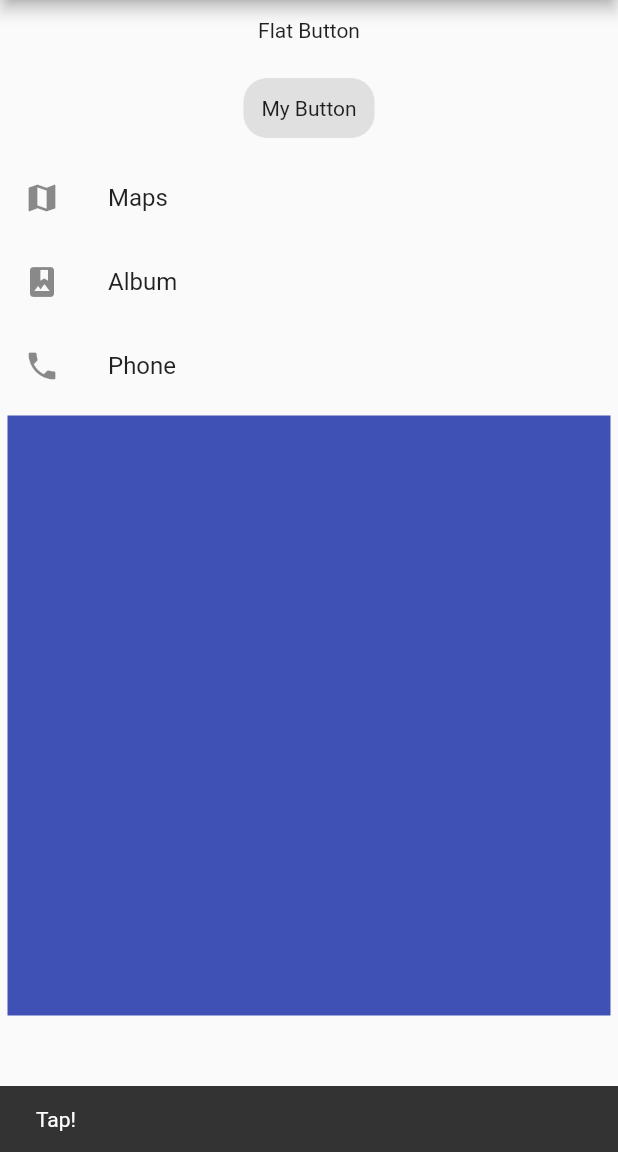
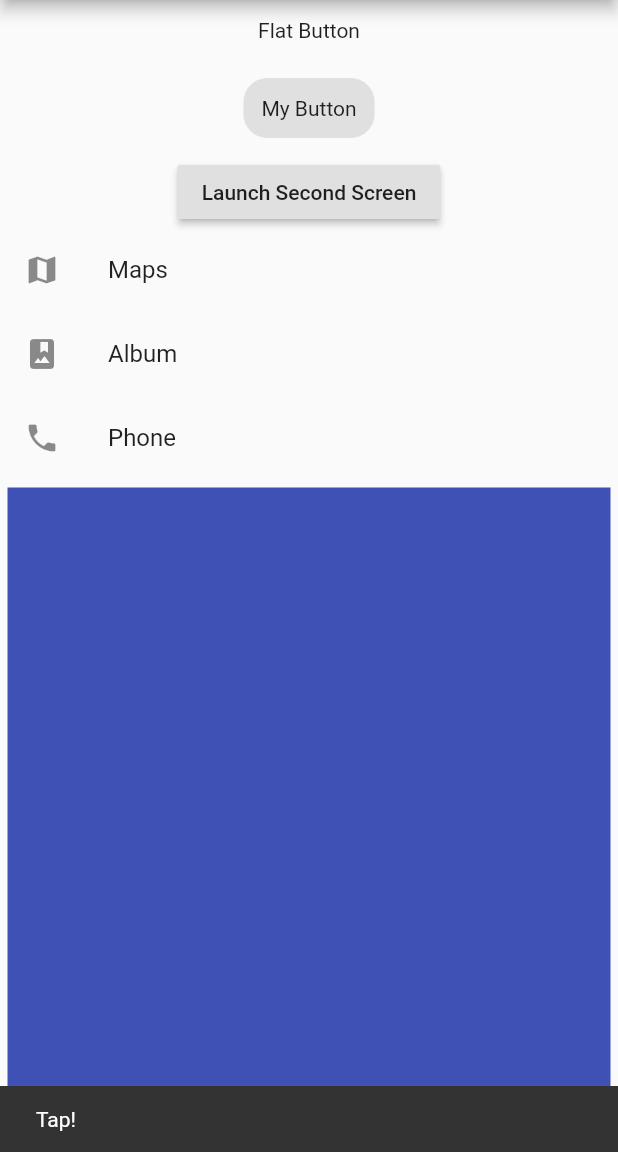
Before and after one commit to pepix/Flutter-Cookbook, a Flutter app: the screen it shows after launch, after a tap on "Flat Button", on a phone screen of 412 x 824 dp, the part 84-1236 px from its top. Run offline on Flutter 3.47's test engine with Material 2 defaults, Android fonts, the phone set to English and light mode, and no system bars; our stand-ins replace cached_network_image.

Commit message:
fix application scheme add second screen and Navigator

```diff
--- a/lib/main.dart
+++ b/lib/main.dart
@@ -3,36 +3,44 @@ import 'package:flutter/material.dart';
 import 'package:cached_network_image/cached_network_image.dart';
 
 void main() {
-  runApp(new MyApp());
-}
-
-class MyApp extends StatelessWidget {
-
-
-  @override
-  Widget build(BuildContext context) {
-    var title = "Web Images";
-
-    return new MaterialApp(
-      title: title,
+  runApp(new MaterialApp(
+    title: "My Application",
     theme: new ThemeData(
       brightness: Brightness.light,
       primaryColor: Colors.lightBlue[400],
       accentColor: Colors.cyan,
     ),
-      home: new Scaffold(
+    home: new MyApp(),
+  ));
+}
+
+class MyApp extends StatelessWidget {
+  @override
+  Widget build(BuildContext context) {
+    var title = "Web Images";
+
+    return new Scaffold(
         appBar: new AppBar(
           title: new Text(title),
         ),
-        body:
-
-        new ListView(
+        body: new ListView(
           children: <Widget>[
             new Center(
               child: new MyInkWellButton(),
             ),
             new Center(
               child: new MyButton(),
+            ),
+            new Center(
+              child: new RaisedButton(
+                onPressed: () {
+                  Navigator.push(
+                    context,
+                    new MaterialPageRoute(builder: (context) => new SecondScreen()),
+                  );
+                },
+                child: new Text("Launch Second Screen"),
+              ),
             ),
             new ListTile(
               leading: new Icon(Icons.map),
@@ -55,64 +63,29 @@ class MyApp extends StatelessWidget {
                       color: Colors.indigo,
                     )
                 )
-//                new Expanded(
-//                  child: new GridView.count(
-//                    crossAxisCount: 2,
-//                    mainAxisSpacing: 8.0, // ColumnSpace
-//                    crossAxisSpacing: 8.0, // RowSpace
-//                    childAspectRatio: 1.0,
-//                    scrollDirection: Axis.vertical,
-//                    children: <Widget>[
-//                      new Container(
-//                        color: Colors.red,
-//                      ),
-//                      new Container(
-//                        color: Colors.blue,
-//                      ),
-//                      new Container(
-//                        color: Colors.yellow,
-//                      ),
-//                      new Container(
-//                        color: Colors.grey,
-//                      ),
-//                      new Container(
-//                        color: Colors.green,
-//                      ),
-//                      new Container(
-//                        color: Colors.pink,
-//                      ),
-//                    ],
-//                  ),
-//                ),
               ],
             )
           ],
         )
+    );
+  }
+}
 
-
-        /*
+class SecondScreen extends StatelessWidget {
+  @override
+  Widget build(BuildContext context) {
+    return new Scaffold(
+      appBar: new AppBar(
+        title: new Text("Second Screen"),
+      ),
       body: new Center(
-          child: new CachedNetworkImage(
-              placeholder: new CircularProgressIndicator(),
-              imageUrl: "https://github.com/flutter/website/blob/master/_includes/code/layout/lakes/images/lake.jpg?raw=true",
+        child: new RaisedButton(
+          // Navigate to first screen
+          onPressed: () {
+            Navigator.pop(context);
+          },
+          child: new Text("Go back!"),
         ),
-        ),
-        */
-        /*
-        body: new Stack(
-          children: <Widget>[
-            new Center(
-              child: new CircularProgressIndicator(),
-            ),
-            new Center(
-              child: new CachedNetworkImage (
-                  placeholder: new CircularProgressIndicator(),
-                  imageUrl: "https://i.ytimg.com/vi/tMm7cr0ULwE/maxresdefault.jpg",
-              ),
-            ),
-          ],
-        ),
-        */
       ),
     );
   }
@@ -127,7 +100,7 @@ class MyButton extends StatelessWidget {
 
         Scaffold.of(context).showSnackBar(snackBar);
       },
-      onDoubleTap: (){
+      onDoubleTap: () {
         final snackBar = new SnackBar(
           content: new Text("Double Tap!"),
           duration: new Duration(
@@ -140,7 +113,9 @@ class MyButton extends StatelessWidget {
         margin: new EdgeInsets.all(12.0),
         padding: new EdgeInsets.all(12.0),
         decoration: new BoxDecoration(
-          color: Theme.of(context).buttonColor,
+          color: Theme
+              .of(context)
+              .buttonColor,
           borderRadius: new BorderRadius.circular(16.0),
         ),
         child: new Text("My Button"),
@@ -154,7 +129,8 @@ class MyInkWellButton extends StatelessWidget {
   Widget build(BuildContext context) {
     return new InkWell(
       onTap: () {
-        Scaffold.of(context).showSnackBar(new SnackBar(content: new Text("Tap!")));
+        Scaffold.of(context).showSnackBar(
+            new SnackBar(content: new Text("Tap!")));
       },
       child: new Container(
         padding: new EdgeInsets.all(12.0),
```
Lines whose indentation alone changed are shown as unchanged.
